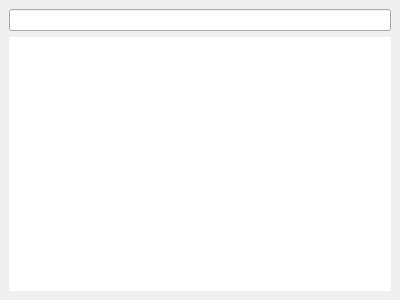
This is plugins/menu/recent-files-overview.ui in openeuler-mirror/kiran-shell as Qt 5 draws it before an edit. The edited form follows.
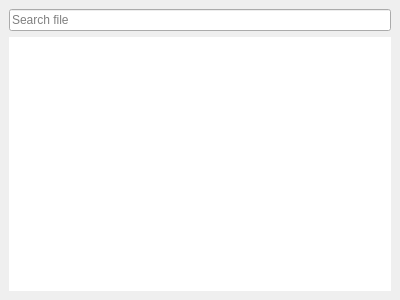
This is the edited form. Custom widgets are drawn as their Qt base class.

```diff
--- a/plugins/menu/recent-files-overview.ui
+++ b/plugins/menu/recent-files-overview.ui
@@ -33,7 +33,11 @@
     <widget class="KiranColorBlock" name="widget" native="true">
      <layout class="QVBoxLayout" name="verticalLayout_2">
       <item>
-       <widget class="KiranSearchBox" name="m_lineEditSearch"/>
+       <widget class="KiranSearchBox" name="lineEditSearch">
+        <property name="placeholderText">
+         <string>Search file</string>
+        </property>
+       </widget>
       </item>
       <item>
        <widget class="StyledTreeWidget" name="m_treeWidgetShowFiles">
```
Left out of the diff: 8 changed lines with no effect on the pictures.
